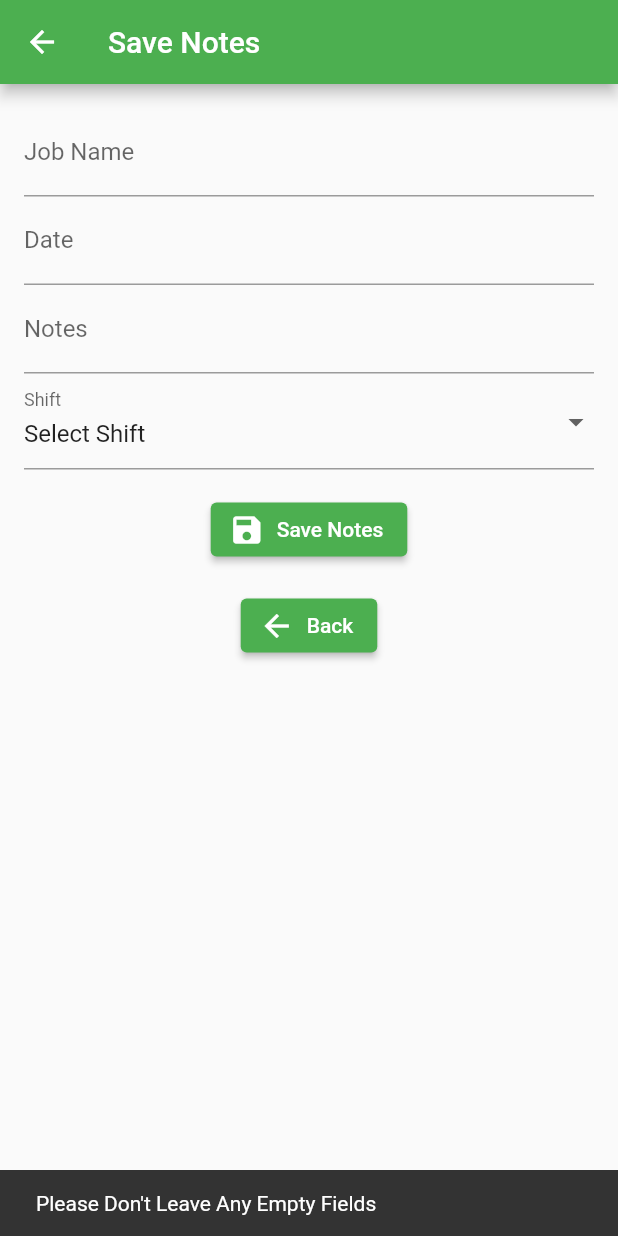
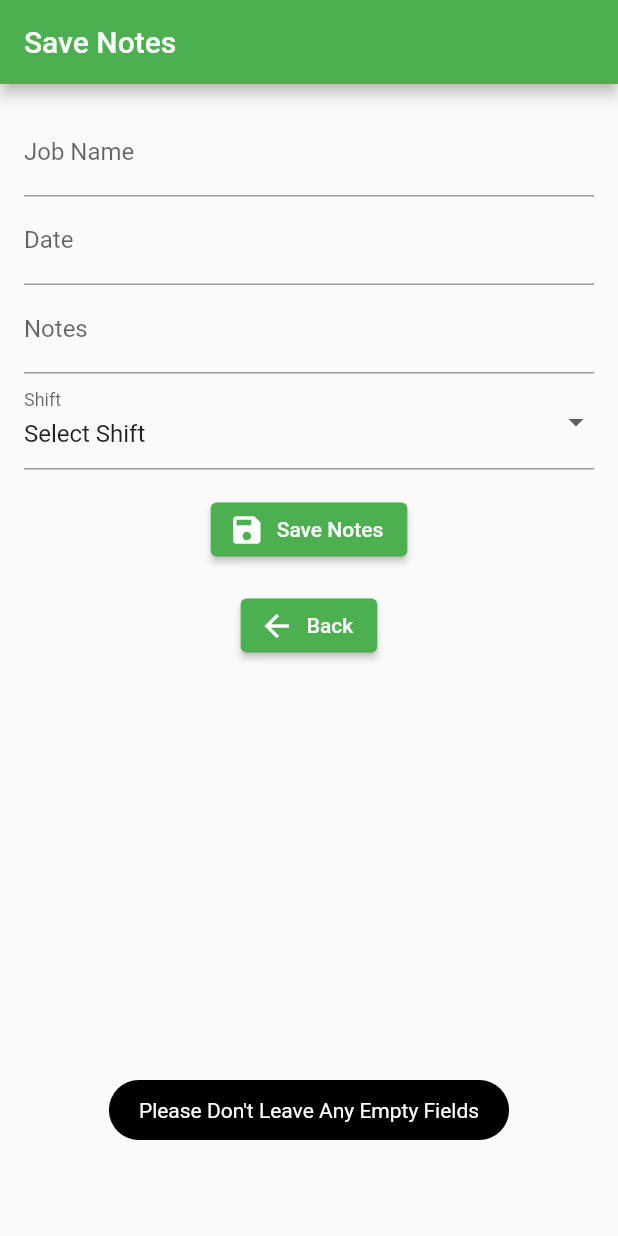
Before and after one commit to Phoenix-Chiriseri/wekare_flutterapp, a Flutter app: the SaveNotes screen opened directly, after a tap on "Save Notes", on a phone screen of 412 x 824 dp. Run offline on Flutter 3.47's test engine with Material 2 defaults, Android fonts, the phone set to English and light mode, and no system bars; our stand-ins replace contacts_service, fluttertoast, permission_handler, sqflite; missing offline and left inert: flutter_phone_direct_caller; accounts and stored records are empty.

Commit message:
added the notes to the application

```diff
--- a/lib/main.dart
+++ b/lib/main.dart
@@ -47,10 +47,7 @@ class MyHomePage extends StatelessWidget {
             title: 'Save Notes on Job',
             subtitle: 'SAve Quick Notes On Your Phone',
             onTap: () {
-              Navigator.push(
-                context,
-                MaterialPageRoute(builder: (context) => SaveNotes()),
-              );
+              launch('https://munanacreatives.co.zw/job-board/notes');
             },
           ),
           CustomCard(
--- a/lib/save_notes.dart
+++ b/lib/save_notes.dart
@@ -1,20 +1,54 @@
 import 'package:flutter/material.dart';
+import 'package:fluttertoast/fluttertoast.dart';
 import 'package:path_provider/path_provider.dart';
 import 'package:permission_handler/permission_handler.dart';
 import 'dart:io';
-import 'package:fluttertoast/fluttertoast.dart';
 
 class SaveNotes extends StatefulWidget {
   @override
   _SaveNotesState createState() => _SaveNotesState();
 }
 
+class FileStorage {
+  static Future<String> getExternalDocumentPath() async {
+    var status = await Permission.storage.status;
+    if (!status.isGranted) {
+      await Permission.storage.request();
+    }
+    Directory _directory = Directory("");
+    if (Platform.isAndroid) {
+      _directory = Directory("/storage/emulated/0/Download");
+    } else {
+      _directory = await getApplicationDocumentsDirectory();
+    }
+
+    final exPath = _directory.path;
+    print("Saved Path: $exPath");
+    await Directory(exPath).create(recursive: true);
+    return exPath;
+  }
+
+  static Future<String> get _localPath async {
+    final String directory = await getExternalDocumentPath();
+    return directory;
+  }
+
+  static Future<File> writeCounter(String bytes, String name) async {
+    final path = await _localPath;
+    File file = File('$path/$name');
+    print("Save file");
+
+    return file.writeAsString(bytes);
+  }
+}
+
 class _SaveNotesState extends State<SaveNotes> {
   TextEditingController jobNameController = TextEditingController();
   TextEditingController jobDateController = TextEditingController();
   TextEditingController jobNotesController = TextEditingController();
-  String selectedShift = 'Select Shift'; // Set the initial value
-  List<String> shiftOptions = ['Select Shift','Morning Shift', 'Early Shift', 'Late Shift', 'Long Day'];
+  String selectedShift = 'Select Shift';
+  List<String> shiftOptions = ['Select Shift', 'Morning Shift', 'Early Shift', 'Late Shift', 'Long Day'];
+
   @override
   Widget build(BuildContext context) {
     return Scaffold(
@@ -54,7 +88,7 @@ class _SaveNotesState extends State<SaveNotes> {
               decoration: InputDecoration(labelText: 'Shift'),
             ),
             Container(
-              margin: EdgeInsets.only(top: 16.0), // Add a top margin of 16.0
+              margin: EdgeInsets.only(top: 16.0),
               child: ElevatedButton.icon(
                 onPressed: () {
                   String name = jobNameController.text;
@@ -62,39 +96,45 @@ class _SaveNotesState extends State<SaveNotes> {
                   String notes = jobNotesController.text;
 
                   if (name.isEmpty || date.isEmpty || notes.isEmpty) {
-                    ScaffoldMessenger.of(context).showSnackBar(
-                      SnackBar(content: Text('Please Don\'t Leave Any Empty Fields')),
+                    Fluttertoast.showToast(
+                      msg: 'Please Don\'t Leave Any Empty Fields',
+                      toastLength: Toast.LENGTH_SHORT,
+                      gravity: ToastGravity.BOTTOM,
+                      backgroundColor: Colors.black,
+                      textColor: Colors.white,
                     );
                   } else {
-                    // Save the notes, you can add your logic here
-                    // For saving data, you can use local storage or network requests.
-                    // Example: saveNotes(name, date, notes, selectedShift);
-                    saveDataToFile(name, date, notes);
-                    ScaffoldMessenger.of(context).showSnackBar(
-                      SnackBar(content: Text('Notes Saved')),
+                    String fullMessage = "Name is $name, Note Date is $date, Full Notes are $notes";
+                    FileStorage.writeCounter(fullMessage, "geeksforgeeks.txt");
+                    Fluttertoast.showToast(
+                      msg: 'Notes Saved',
+                      toastLength: Toast.LENGTH_SHORT,
+                      gravity: ToastGravity.BOTTOM,
+                      backgroundColor: Colors.black,
+                      textColor: Colors.white,
                     );
                   }
                 },
-                icon: Icon(Icons.save, size: 24), // Add the save icon and adjust the size
+                icon: Icon(Icons.save, size: 24),
                 label: Text('Save Notes'),
                 style: ElevatedButton.styleFrom(
-                  primary: Colors.green, // Change the background color to green
+                  primary: Colors.green,
                 ),
               ),
             ),
             Container(
-              margin: EdgeInsets.only(top: 16.0), // Add a top margin of 16.0
+              margin: EdgeInsets.only(top: 16.0),
               child: ElevatedButton.icon(
                 onPressed: () {
                   Navigator.pop(context);
                 },
                 icon: Icon(
-                  Icons.arrow_back, // Add your preferred icon here
-                  size: 24, // Adjust the size of the icon as needed
+                  Icons.arrow_back,
+                  size: 24,
                 ),
                 label: Text('Back'),
                 style: ElevatedButton.styleFrom(
-                  primary: Colors.green, // Change the background color to green
+                  primary: Colors.green,
                 ),
               ),
             )
@@ -105,37 +145,6 @@ class _SaveNotesState extends State<SaveNotes> {
   }
 }
 
-Future<void> saveDataToFile(String name, String date, String notes) async {
-  try {
-    // Get the directory for the application's documents directory.
-    final Directory directory = await getApplicationDocumentsDirectory();
-    // Define a file path within the documents directory.
-    final File file = File('${directory.path}/data.txt');
-    // Create and write data to the file.
-    await file.writeAsString('Name: $name\nDate: $date\nNotes: $notes');
-    //Show a success message.
-    Fluttertoast.showToast(
-      msg: "Notes Saved",
-      toastLength: Toast.LENGTH_SHORT, // You can use Toast.LENGTH_LONG for a longer duration
-      gravity: ToastGravity.BOTTOM, // Change to ToastGravity.TOP to display at the top
-      timeInSecForIosWeb: 1, // Only relevant on iOS and web
-      backgroundColor: Colors.black, // Background color of the toast
-      textColor: Colors.white, // Text color of the toast
-    );
-  } catch (e) {
-    // Handle any errors that occur during file I/O.
-    Fluttertoast.showToast(
-      msg: "Unable To Save Notes",
-      toastLength: Toast.LENGTH_SHORT, // You can use Toast.LENGTH_LONG for a longer duration
-      gravity: ToastGravity.BOTTOM, // Change to ToastGravity.TOP to display at the top
-      timeInSecForIosWeb: 1, // Only relevant on iOS and web
-      backgroundColor: Colors.black, // Background color of the toast
-      textColor: Colors.white, // Text color of the toast
-    );
-  }
-}
-
-
 void main() {
   runApp(MaterialApp(
     home: SaveNotes(),
--- a/pubspec.yaml
+++ b/pubspec.yaml
@@ -46,6 +46,7 @@ dependencies:
   whatsapp_unilink: ^2.1.0
   contacts_service: ^0.6.3
   fluttertoast: ^8.0.8
+  pdf: ^3.10.4
 
 dev_dependencies:
   flutter_test:
```
Also changed, not shown: pubspec.lock, 1 other file.
